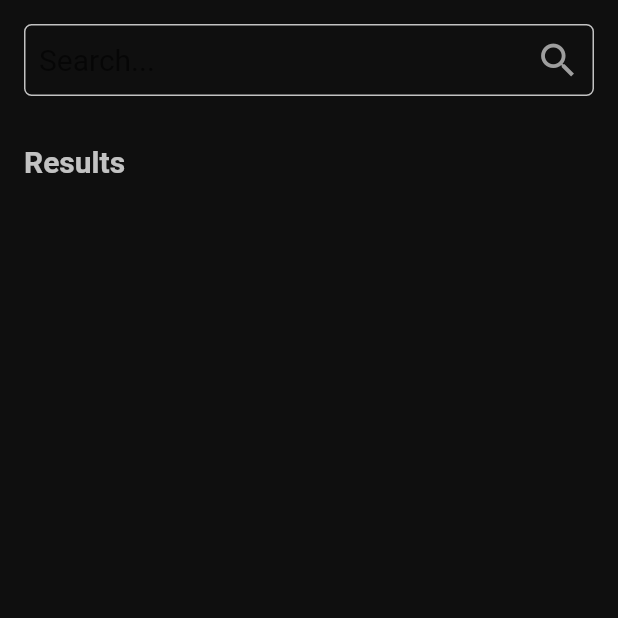
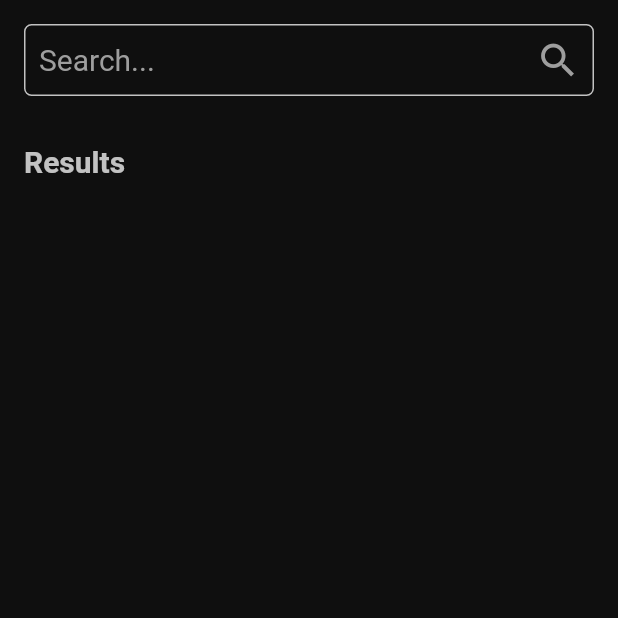
Before and after one commit to sufiyaanusmani/Blink, a Flutter app: the SearchScreen screen opened directly, on a phone screen of 412 x 824 dp, the top half of it. Run offline on Flutter 3.47's test engine with Material 2 defaults, Android fonts, the phone set to English and light mode, and no system bars; our stand-ins replace animated_text_kit, flutter_slidable, google_fonts, google_nav_bar, loading_animation_widget, shared_preferences and 2 more; missing offline and left inert: animated_snack_bar, mailer, mysql_client, slide_to_act_reborn; accounts and stored records are empty.

Commit message:
change color of hint style in search screen to grey

```diff
--- a/lib/components/searchbar.dart
+++ b/lib/components/searchbar.dart
@@ -45,6 +45,7 @@ class _SearchBarWidgetState extends State<SearchBarWidget> {
       decoration: InputDecoration(
         contentPadding: const EdgeInsets.only(left: 10),
         hintText: 'Search...',
+        hintStyle: TextStyle(color: Colors.grey),
         suffixIcon: GestureDetector(
           onTap: widget.onClick,
           //     () {
--- a/lib/screens/home_screen.dart
+++ b/lib/screens/home_screen.dart
@@ -143,7 +143,6 @@ class _HomeScreenState extends State<HomeScreen> {
     Cart.customerID = widget.user.id;
     // TODO: implement initState
     super.initState();
-    print(widget.user.firstName);
   }
 
   @override
```
